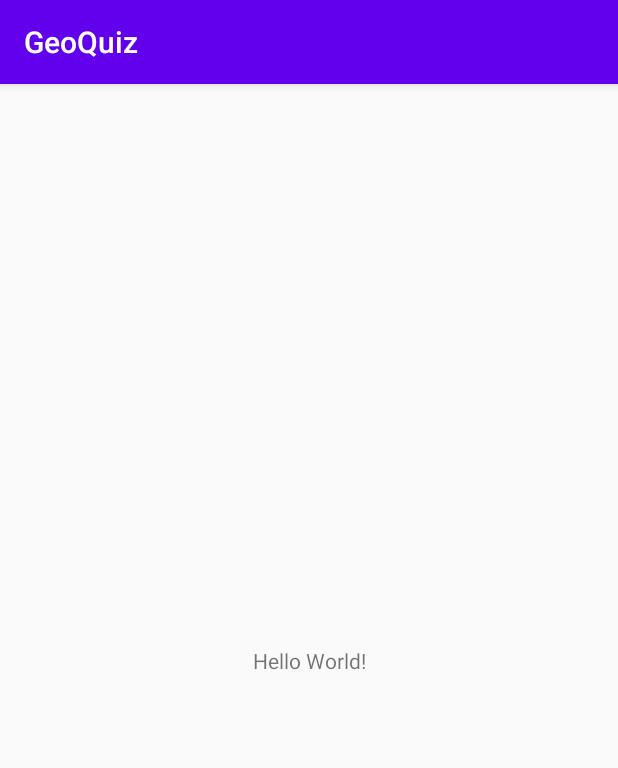
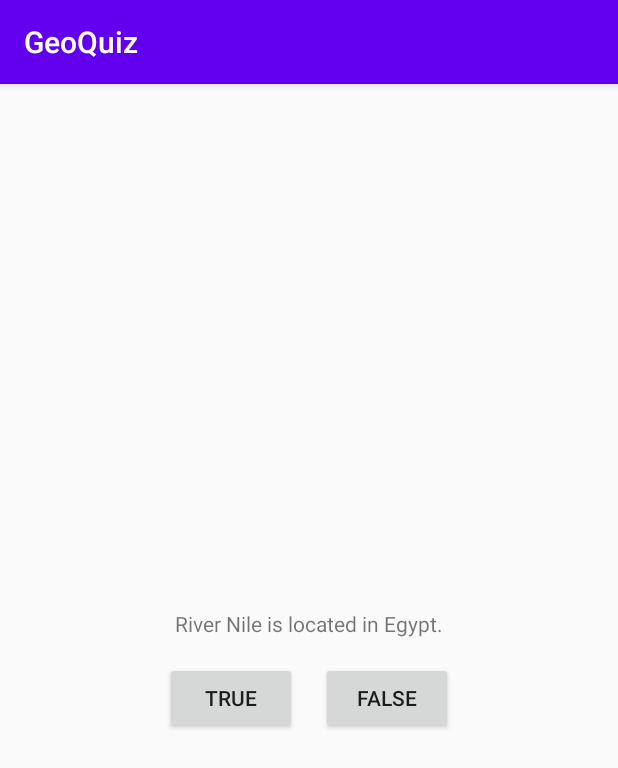
Before and after one commit to SebastianLiando/Android-Ranch, an Android app: the screen it shows after launch (MainActivity before the commit, QuizActivity after it), on a phone screen of 412 x 824 dp. Shown: the top 768 px of the screen. Run offline under Robolectric (Android 15) with nearby library versions, the phone set to English and light mode, and no system bars.

Commit message:
create the first quiz
create one question and answer

```diff
--- a/GeoQuiz/app/src/main/AndroidManifest.xml
+++ b/GeoQuiz/app/src/main/AndroidManifest.xml
@@ -9,7 +9,7 @@
         android:roundIcon="@mipmap/ic_launcher_round"
         android:supportsRtl="true"
         android:theme="@style/AppTheme">
-        <activity android:name=".MainActivity">
+        <activity android:name=".QuizActivity">
             <intent-filter>
                 <action android:name="android.intent.action.MAIN" />
 
--- a/GeoQuiz/app/src/main/java/com/zetzaus/geoquiz/MainActivity.java
+++ /dev/null
@@ -1,14 +0,0 @@
-package com.zetzaus.geoquiz;
-
-import androidx.appcompat.app.AppCompatActivity;
-
-import android.os.Bundle;
-
-public class MainActivity extends AppCompatActivity {
-
-    @Override
-    protected void onCreate(Bundle savedInstanceState) {
-        super.onCreate(savedInstanceState);
-        setContentView(R.layout.activity_main);
-    }
-}
--- /dev/null
+++ b/GeoQuiz/app/src/main/java/com/zetzaus/geoquiz/QuizActivity.java
@@ -0,0 +1,39 @@
+package com.zetzaus.geoquiz;
+
+import android.os.Bundle;
+import android.view.View;
+import android.widget.Button;
+import android.widget.Toast;
+
+import androidx.appcompat.app.AppCompatActivity;
+
+public class QuizActivity extends AppCompatActivity {
+
+    private Button mTrueButton;
+    private Button mFalseButton;
+
+    @Override
+    protected void onCreate(Bundle savedInstanceState) {
+        // Inflate layout
+        super.onCreate(savedInstanceState);
+        setContentView(R.layout.activity_quiz);
+
+        // Make the true button listens to click. It will display a toast
+        mTrueButton = findViewById(R.id.true_button);
+        mTrueButton.setOnClickListener(new View.OnClickListener() {
+            @Override
+            public void onClick(View v) {
+                Toast.makeText(QuizActivity.this, R.string.toast_correct, Toast.LENGTH_SHORT).show();
+            }
+        });
+
+        // Make the false button listens to click. It will display a toast
+        mFalseButton = findViewById(R.id.false_button);
+        mFalseButton.setOnClickListener(new View.OnClickListener() {
+            @Override
+            public void onClick(View v) {
+                Toast.makeText(QuizActivity.this, R.string.toast_incorrect, Toast.LENGTH_SHORT).show();
+            }
+        });
+    }
+}
--- a/GeoQuiz/app/src/main/res/layout/activity_main.xml
+++ /dev/null
@@ -1,18 +0,0 @@
-<?xml version="1.0" encoding="utf-8"?>
-<androidx.constraintlayout.widget.ConstraintLayout xmlns:android="http://schemas.android.com/apk/res/android"
-    xmlns:app="http://schemas.android.com/apk/res-auto"
-    xmlns:tools="http://schemas.android.com/tools"
-    android:layout_width="match_parent"
-    android:layout_height="match_parent"
-    tools:context=".MainActivity">
-
-    <TextView
-        android:layout_width="wrap_content"
-        android:layout_height="wrap_content"
-        android:text="Hello World!"
-        app:layout_constraintBottom_toBottomOf="parent"
-        app:layout_constraintLeft_toLeftOf="parent"
-        app:layout_constraintRight_toRightOf="parent"
-        app:layout_constraintTop_toTopOf="parent" />
-
-</androidx.constraintlayout.widget.ConstraintLayout>
--- /dev/null
+++ b/GeoQuiz/app/src/main/res/layout/activity_quiz.xml
@@ -0,0 +1,34 @@
+<?xml version="1.0" encoding="utf-8"?>
+<LinearLayout xmlns:android="http://schemas.android.com/apk/res/android"
+    xmlns:tools="http://schemas.android.com/tools"
+    android:layout_width="match_parent"
+    android:layout_height="match_parent"
+    android:gravity="center"
+    android:orientation="vertical"
+    tools:context=".QuizActivity">
+
+    <TextView
+        android:layout_width="wrap_content"
+        android:layout_height="wrap_content"
+        android:padding="16dp"
+        android:text="@string/text_question" />
+
+    <LinearLayout
+        android:layout_width="wrap_content"
+        android:layout_height="wrap_content">
+
+        <Button
+            android:id="@+id/true_button"
+            android:layout_width="wrap_content"
+            android:layout_height="wrap_content"
+            android:layout_marginEnd="16dp"
+            android:text="@string/button_true" />
+
+        <Button
+            android:id="@+id/false_button"
+            android:layout_width="wrap_content"
+            android:layout_height="wrap_content"
+            android:text="@string/button_false" />
+    </LinearLayout>
+
+</LinearLayout>
--- a/GeoQuiz/app/src/main/res/values/strings.xml
+++ b/GeoQuiz/app/src/main/res/values/strings.xml
@@ -1,3 +1,13 @@
 <resources>
     <string name="app_name">GeoQuiz</string>
+
+    <!-- Button labels -->
+    <string name="button_false">False</string>
+    <string name="button_true">True</string>
+
+    <!-- Toast messages -->
+    <string name="toast_correct">Correct :D</string>
+    <string name="toast_incorrect">Incorrect :(</string>
+
+    <string name="text_question">River Nile is located in Egypt.</string>
 </resources>
```
